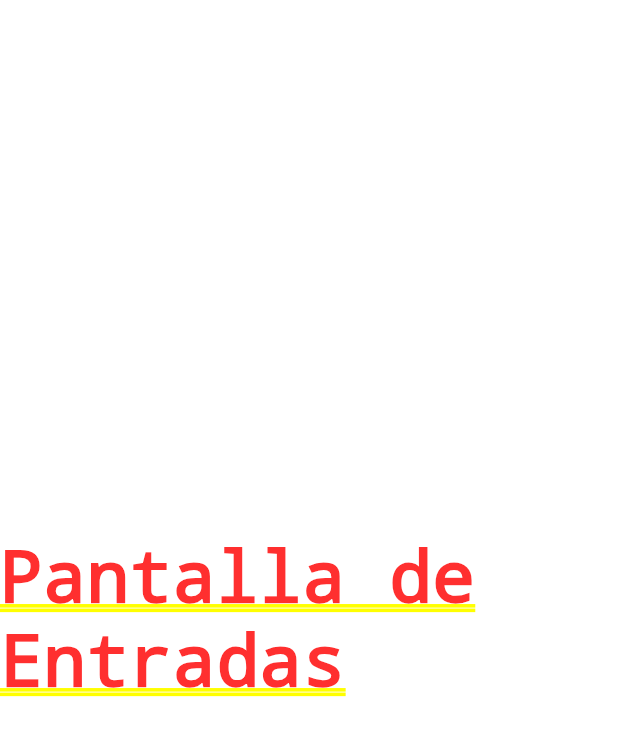
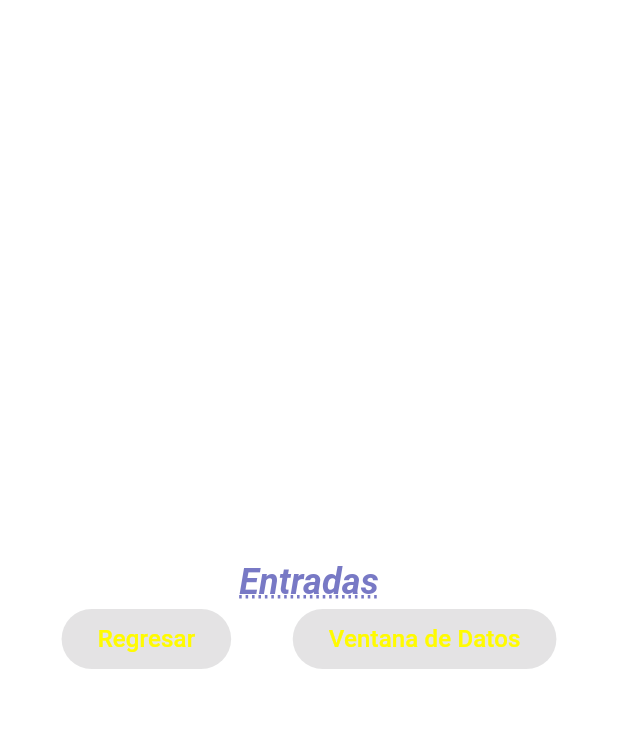
Before and after one commit to MGabriela29/FlutterComponents, a Flutter app: the screen it shows after launch, after a tap on "Entradas", on a phone screen of 412 x 824 dp. Shown: the top 736 px of the screen. Run offline on Flutter 3.47's test engine with Material 3 defaults, Android fonts, the phone set to English and light mode, and no system bars; our stand-ins replace google_fonts; Roboto replaces fonts that are missing (Gabriela).

Commit message:
08 Adding ElevatedButtons in InputsScreen

```diff
--- a/lib/screens/home_screen.dart
+++ b/lib/screens/home_screen.dart
@@ -1,6 +1,9 @@
 import 'package:flutter/material.dart';
 import 'package:practica3/screens/inputs_screen.dart';
 import 'package:practica3/theme/app_theme.dart';
+
+import 'infinite_scroll_screen.dart';
+import 'notifications_screen.dart';
 
 class HomeScreen extends StatelessWidget {
   const HomeScreen({super.key});
@@ -35,6 +38,12 @@ class HomeScreen extends StatelessWidget {
             style: AppTheme.lightTheme.textTheme.bodySmall,),
             leading:const  Icon(Icons.list),
             trailing:const Icon(Icons.arrow_circle_right_rounded),
+            onTap: () {
+              final ruta2 = MaterialPageRoute(builder: (context){
+                return const InfiniteScrollScreen();
+              });
+              Navigator.push(context, ruta2);
+            },
           ),
           const Divider(),
           ListTile(
@@ -44,7 +53,12 @@ class HomeScreen extends StatelessWidget {
             style: AppTheme.lightTheme.textTheme.bodySmall,),
             leading:const  Icon(Icons.notification_add),
             trailing:const Icon(Icons.arrow_circle_right_rounded),
-
+            onTap: () {
+              final ruta3 = MaterialPageRoute(builder: (context){
+                return const NotificationsScreen();
+              });
+              Navigator.push(context, ruta3);
+            },
           ),
         ],
       ),
--- a/lib/screens/inputs_screen.dart
+++ b/lib/screens/inputs_screen.dart
@@ -1,4 +1,5 @@
 import 'package:flutter/material.dart';
+import 'package:practica3/theme/app_theme.dart';
 
 class InputsScreen extends StatefulWidget {
   const InputsScreen({super.key});
@@ -10,8 +11,30 @@ class InputsScreen extends StatefulWidget {
 class _InputsScreenState extends State<InputsScreen> {
   @override
   Widget build(BuildContext context) {
-    return  const Center(
-      child: Text('Pantalla de Entradas'),
+    return   Column(
+      mainAxisAlignment: MainAxisAlignment.center,
+      children: [
+        Text('Entradas',
+        style: AppTheme.lightTheme.textTheme.headlineLarge,
+        ),
+        Row(
+          mainAxisAlignment: MainAxisAlignment.spaceEvenly,
+          children: [
+            ElevatedButton(
+            onPressed: null,
+            child: Text('Regresar',
+            style: AppTheme.lightTheme.textTheme.bodyMedium,
+            )
+            ),
+            ElevatedButton(
+            onPressed: null,
+            child: Text('Ventana de Datos',
+            style: AppTheme.lightTheme.textTheme.bodyMedium,
+            )
+            ),
+          ],
+        ),
+      ],
     );
   }
 }
--- a/lib/theme/app_theme.dart
+++ b/lib/theme/app_theme.dart
@@ -8,11 +8,12 @@ static const primaryColor = Color.fromARGB(223, 101, 102, 189);
 //constante de color de fondo
 static const backColor = Color.fromARGB(218, 253, 242, 193);
 // color de texto
-static const secondaryColor = Colors.black;
+static const secondaryColor = Color.fromARGB(255, 0, 0, 0);
+static const botncolor = Color.fromARGB(255, 255, 251, 0);
 //constante de tema
 static final ThemeData lightTheme = ThemeData.light().copyWith(
-   scaffoldBackgroundColor: Color.fromARGB(78, 44, 172, 204),
-        primaryColor: Color.fromARGB(255, 158, 3, 247),
+   scaffoldBackgroundColor: const Color.fromARGB(78, 44, 172, 204),
+        primaryColor: const  Color.fromARGB(255, 158, 3, 247),
         appBarTheme: const AppBarTheme(color: primaryColor,),
         textTheme: TextTheme(
           //titulos muy grandres
@@ -30,7 +31,11 @@ static final ThemeData lightTheme = ThemeData.light().copyWith(
           bodySmall: GoogleFonts.averiaSerifLibre(
             color: secondaryColor,
             fontSize: 16,
-          )
+          ),
+           bodyMedium: GoogleFonts.averiaSerifLibre(
+            color: botncolor,
+            fontSize: 16,
+          ),
         )
 );
 static final ThemeData darkTheme = ThemeData.dark().copyWith();
```
